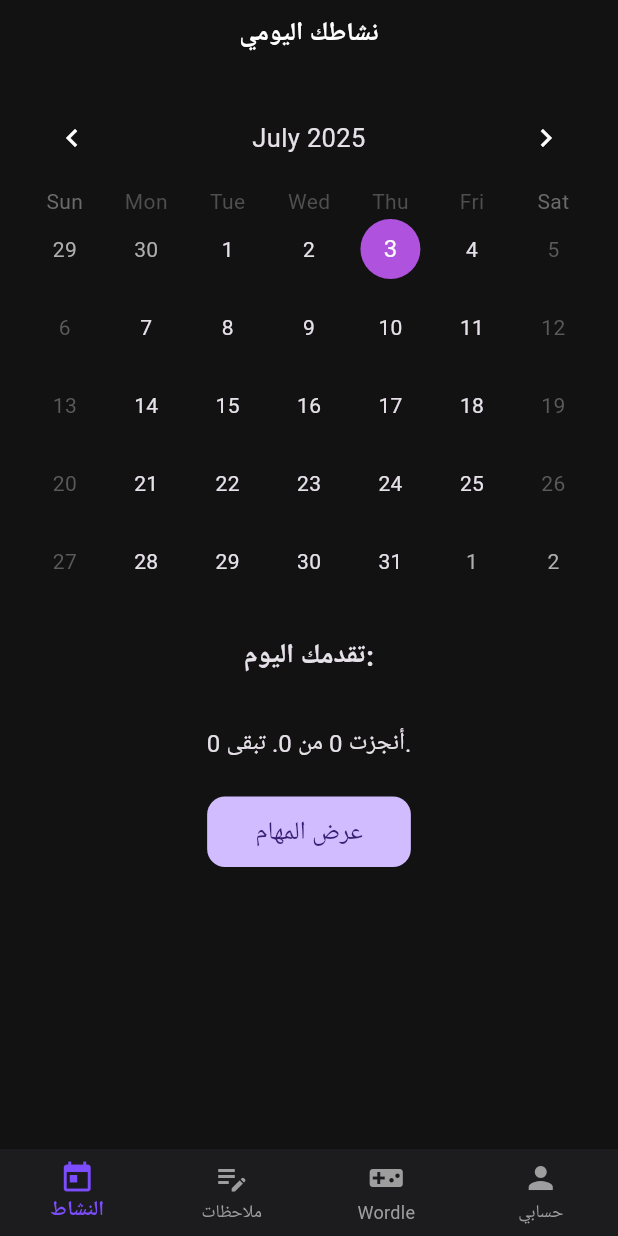
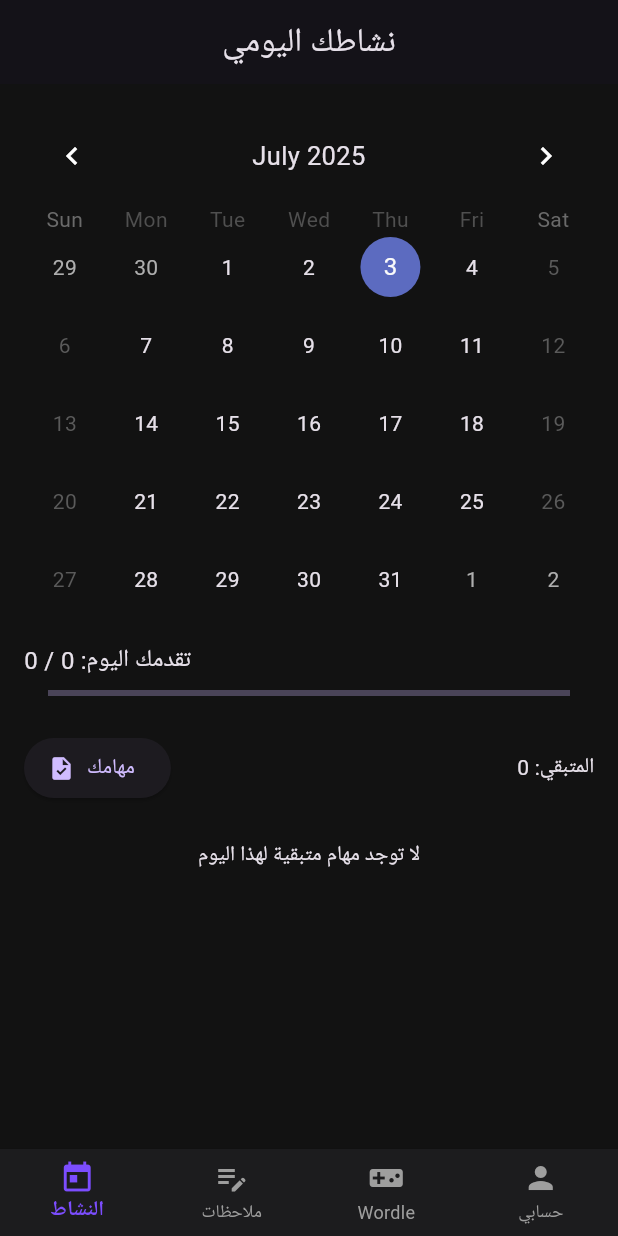
Before and after one commit to IbrahimElshishtawy/worblenote, a Flutter app: the screen it shows after launch, on a phone screen of 412 x 824 dp. Run offline on Flutter 3.47's test engine with Material 3 defaults, Android fonts, the phone set to English and light mode, and no system bars; drawn by our look-alikes of table_calendar; our stand-ins replace cloud_firestore, firebase_core; accounts and stored records are empty.

Commit message:
edit page clander and create rask page and connection firebase create save task for days

```diff
--- a/writdle/lib/main.dart
+++ b/writdle/lib/main.dart
@@ -7,7 +7,7 @@ import 'package:writdle/screen/home_page.dart';
 import 'package:writdle/screen/activity_page.dart';
 import 'package:writdle/screen/note_page.dart';
 import 'package:writdle/screen/games_page.dart';
-import 'package:writdle/screen/clander_widget.dart';
+import 'package:writdle/screen/task_page.dart';
 import 'firebase_options.dart';
 
 void main() async {
@@ -36,7 +36,7 @@ class MyApp extends StatelessWidget {
         '/activity': (context) => const ActivityPage(),
         '/notes': (context) => const NotePage(),
         '/games': (context) => const GamesPage(),
-        '/calendar': (context) => ClanderWidget(selectedDay: DateTime.now()),
+        '/calendar': (context) => TasksPage(selectedDay: DateTime.now()),
       },
     );
   }
--- a/writdle/lib/screen/activity_page.dart
+++ b/writdle/lib/screen/activity_page.dart
@@ -1,7 +1,9 @@
-import 'package:flutter/cupertino.dart';
+// lib/screen/activity_page.dart
+
+import 'package:flutter/material.dart';
 import 'package:table_calendar/table_calendar.dart';
 import 'package:cloud_firestore/cloud_firestore.dart';
-import 'clander_widget.dart';
+import 'task_page.dart';
 
 class ActivityPage extends StatefulWidget {
   const ActivityPage({super.key});
@@ -15,60 +17,26 @@ class _ActivityPageState extends State<ActivityPage> {
   DateTime? _selectedDay;
   int completedTasks = 0;
   int totalTasks = 0;
-
-  // هذه الخريطة تحوي عدد المهام غير المكتملة في كل يوم
-  final Map<DateTime, int> _events = {};
+  List<DocumentSnapshot> _uncompletedTasks = [];
 
   @override
   void initState() {
     super.initState();
     _selectedDay = _focusedDay;
-    _loadMonthEvents(_focusedDay);
     _fetchTasksForDay(_selectedDay!);
-  }
-
-  // جلب بيانات كل المهام للشهر الحالي لتلوين الأيام
-  Future<void> _loadMonthEvents(DateTime month) async {
-    final first = DateTime(month.year, month.month, 1);
-    final last = DateTime(month.year, month.month + 1, 0);
-    final snapshot = await FirebaseFirestore.instance
-        .collection('tasks')
-        .where('date', isGreaterThanOrEqualTo: _formatDate(first))
-        .where('date', isLessThanOrEqualTo: _formatDate(last))
-        .get();
-
-    final Map<DateTime, int> map = {};
-    for (var doc in snapshot.docs) {
-      if (doc['completed'] == false) {
-        final parts = (doc['date'] as String).split('-');
-        final day = DateTime(
-          int.parse(parts[0]),
-          int.parse(parts[1]),
-          int.parse(parts[2]),
-        );
-        map[day] = (map[day] ?? 0) + 1;
-      }
-    }
-    setState(() {
-      _events.clear();
-      _events.addAll(map);
-    });
   }
 
   Future<void> _fetchTasksForDay(DateTime day) async {
     final formatted = _formatDate(day);
-    final snapshot = await FirebaseFirestore.instance
+    final snap = await FirebaseFirestore.instance
         .collection('tasks')
         .where('date', isEqualTo: formatted)
         .get();
-
-    final docs = snapshot.docs;
-    final total = docs.length;
-    final completed = docs.where((d) => d['completed'] == true).length;
-
+    final docs = snap.docs;
     setState(() {
-      totalTasks = total;
-      completedTasks = completed;
+      totalTasks = docs.length;
+      completedTasks = docs.where((d) => d['completed'] == true).length;
+      _uncompletedTasks = docs.where((d) => d['completed'] == false).toList();
     });
   }
 
@@ -77,26 +45,19 @@ class _ActivityPageState extends State<ActivityPage> {
 
   @override
   Widget build(BuildContext context) {
-    final double progress = totalTasks == 0
-        ? 0
-        : (completedTasks / totalTasks).clamp(0, 1);
-    final int remaining = totalTasks - completedTasks;
+    final progress = totalTasks == 0 ? 0.0 : completedTasks / totalTasks;
+    final remaining = totalTasks - completedTasks;
 
-    return CupertinoPageScaffold(
-      navigationBar: const CupertinoNavigationBar(
-        middle: Text(
-          'نشاطك اليومي',
-          style: TextStyle(color: CupertinoColors.white),
-        ),
-      ),
-      child: SafeArea(
-        child: SingleChildScrollView(
+    return Scaffold(
+      appBar: AppBar(title: const Text('نشاطك اليومي'), centerTitle: true),
+      body: SingleChildScrollView(
         padding: const EdgeInsets.all(16),
         child: Column(
+          crossAxisAlignment: CrossAxisAlignment.start,
           children: [
             TableCalendar(
-                firstDay: DateTime.utc(2020, 1, 1),
-                lastDay: DateTime.utc(2030, 12, 31),
+              firstDay: DateTime.utc(2020),
+              lastDay: DateTime.utc(2030),
               focusedDay: _focusedDay,
               selectedDayPredicate: (day) => isSameDay(_selectedDay, day),
               onDaySelected: (sel, foc) async {
@@ -106,104 +67,65 @@ class _ActivityPageState extends State<ActivityPage> {
                 });
                 await _fetchTasksForDay(sel);
               },
-                onPageChanged: (newFocused) {
-                  _loadMonthEvents(newFocused);
-                  _focusedDay = newFocused;
-                },
-                calendarStyle: const CalendarStyle(
-                  todayDecoration: BoxDecoration(
-                    color: CupertinoColors.activeBlue,
-                    shape: BoxShape.circle,
-                  ),
-                  selectedDecoration: BoxDecoration(
-                    color: CupertinoColors.systemPurple,
-                    shape: BoxShape.circle,
-                  ),
-                ),
               headerStyle: const HeaderStyle(
                 formatButtonVisible: false,
                 titleCentered: true,
               ),
-                eventLoader: (day) => List.filled(
-                  _events[DateTime(day.year, day.month, day.day)] ?? 0,
-                  '●',
             ),
-                calendarBuilders: CalendarBuilders(
-                  markerBuilder: (context, date, events) {
-                    if (events.isNotEmpty) {
-                      return Align(
-                        alignment: Alignment.bottomCenter,
-                        child: Container(
-                          width: 6,
-                          height: 6,
-                          decoration: const BoxDecoration(
-                            color: CupertinoColors.systemRed,
-                            shape: BoxShape.circle,
+            const SizedBox(height: 16),
+            Text(
+              'تقدمك اليوم: $completedTasks / $totalTasks',
+              style: const TextStyle(fontSize: 16),
             ),
+            Padding(
+              padding: const EdgeInsets.symmetric(horizontal: 16, vertical: 8),
+              child: LinearProgressIndicator(value: progress),
+            ),
+            const SizedBox(height: 16),
+            Row(
+              mainAxisAlignment: MainAxisAlignment.spaceBetween,
+              children: [
+                ElevatedButton.icon(
+                  icon: const Icon(Icons.task),
+                  label: const Text('مهامك'),
+                  onPressed: () {
+                    if (_selectedDay != null) {
+                      Navigator.push(
+                        context,
+                        MaterialPageRoute(
+                          builder: (_) => TasksPage(selectedDay: _selectedDay!),
                         ),
                       );
                     }
-                    return const SizedBox();
                   },
                 ),
-              ),
-
-              const SizedBox(height: 24),
-              const Text(
-                'تقدمك اليوم:',
-                style: TextStyle(fontSize: 18, fontWeight: FontWeight.bold),
-              ),
-              const SizedBox(height: 12),
-              CupertinoProgressBar(value: progress),
-              const SizedBox(height: 8),
-              Text(
-                'أنجزت $completedTasks من $totalTasks. تبقى $remaining.',
-                style: const TextStyle(fontSize: 16),
+                Text('المتبقي: $remaining'),
+              ],
             ),
             const SizedBox(height: 24),
-
-              CupertinoButton.filled(
-                padding: const EdgeInsets.symmetric(
-                  horizontal: 32,
-                  vertical: 12,
+            if (_uncompletedTasks.isNotEmpty) ...[
+              const Text(
+                'المهام المتبقية:',
+                style: TextStyle(fontSize: 16, fontWeight: FontWeight.bold),
               ),
-                child: const Text('عرض المهام'),
-                onPressed: () => Navigator.push(
-                  context,
-                  CupertinoPageRoute(
-                    builder: (_) => ClanderWidget(selectedDay: _selectedDay!),
+              const SizedBox(height: 8),
+              ..._uncompletedTasks.map(
+                (task) => Card(
+                  margin: const EdgeInsets.symmetric(vertical: 4),
+                  child: ListTile(
+                    title: Text(task['title']),
+                    subtitle: task['description'] != ''
+                        ? Text(task['description'])
+                        : null,
                   ),
                 ),
               ),
+            ] else ...[
+              const Center(child: Text('لا توجد مهام متبقية لهذا اليوم')),
             ],
-          ),
+          ],
         ),
       ),
     );
   }
 }
-
-class CupertinoProgressBar extends StatelessWidget {
-  final double value;
-  const CupertinoProgressBar({super.key, required this.value});
-  @override
-  Widget build(BuildContext context) {
-    return Container(
-      height: 12,
-      decoration: BoxDecoration(
-        color: CupertinoColors.systemGrey5,
-        borderRadius: BorderRadius.circular(8),
-      ),
-      child: FractionallySizedBox(
-        alignment: Alignment.centerLeft,
-        widthFactor: value,
-        child: Container(
-          decoration: BoxDecoration(
-            color: CupertinoColors.systemPurple,
-            borderRadius: BorderRadius.circular(8),
-          ),
-        ),
-      ),
-    );
-  }
-}
```
Also changed, not shown: writdle/lib/screen/clander_widget.dart (deleted, +0 -216 lines), writdle/lib/screen/task_page.dart (added, +171 -0 lines), writdle/lib/widget/task_card.dart (added, +72 -0 lines), writdle/lib/widget/tasks_list.dart (added, +46 -0 lines). Lines whose indentation alone changed are shown as unchanged.
